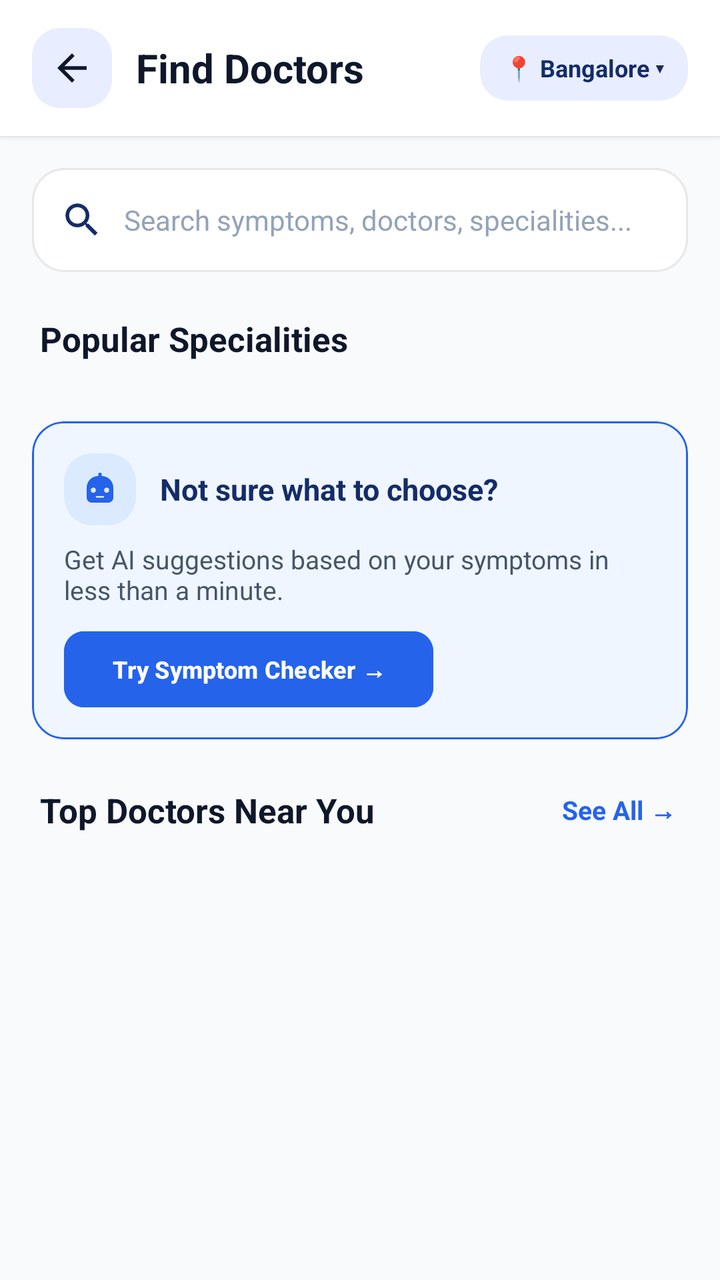
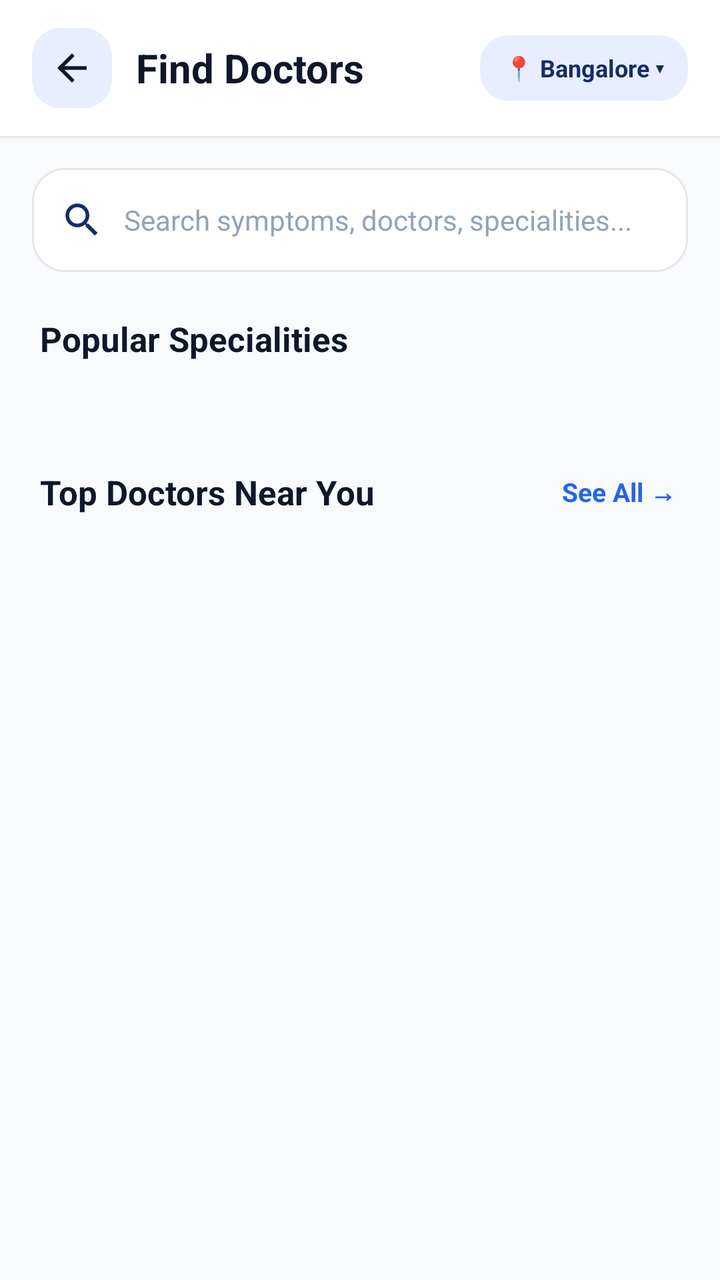

The first picture is an Android layout as it rendered before a commit; the second is the same layout after the commit. The layout source and the unified diff follow.
<!-- AndroidManifest.xml: application theme Theme.CareWell -->
<!-- res/layout/activity_find_doctors.xml -->
<?xml version="1.0" encoding="utf-8"?>
<ScrollView xmlns:android="http://schemas.android.com/apk/res/android"
    xmlns:app="http://schemas.android.com/apk/res-auto"
    android:layout_width="match_parent"
    android:layout_height="match_parent"
    android:background="@color/background_light"
    android:fillViewport="true">

    <LinearLayout
        android:layout_width="match_parent"
        android:layout_height="wrap_content"
        android:orientation="vertical"
        android:paddingBottom="32dp">

        
        <com.google.android.material.card.MaterialCardView
            android:layout_width="match_parent"
            android:layout_height="wrap_content"
            app:cardBackgroundColor="@color/surface_white"
            app:cardCornerRadius="0dp"
            app:cardElevation="2dp"
            app:strokeWidth="0dp">

            <RelativeLayout
                android:layout_width="match_parent"
                android:layout_height="wrap_content"
                android:paddingHorizontal="16dp"
                android:paddingVertical="14dp">

                <FrameLayout
                    android:id="@+id/fl_back_bg"
                    android:layout_width="40dp"
                    android:layout_height="40dp"
                    android:layout_alignParentStart="true"
                    android:layout_centerVertical="true"
                    android:background="@drawable/bg_squircle_icon">

                    <ImageView
                        android:id="@+id/iv_back"
                        android:layout_width="22dp"
                        android:layout_height="22dp"
                        android:layout_gravity="center"
                        android:contentDescription="Back"
                        android:src="@drawable/ic_back"
                        app:tint="@color/text_primary" />
                </FrameLayout>

                <TextView
                    android:id="@+id/tv_title"
                    android:layout_width="wrap_content"
                    android:layout_height="wrap_content"
                    android:layout_centerVertical="true"
                    android:layout_marginStart="12dp"
                    android:layout_toEndOf="@id/fl_back_bg"
                    android:text="Find Doctors"
                    android:textColor="@color/text_primary"
                    android:textSize="20sp"
                    android:textStyle="bold" />

                <TextView
                    android:id="@+id/tv_location_chip"
                    android:layout_width="wrap_content"
                    android:layout_height="wrap_content"
                    android:layout_alignParentEnd="true"
                    android:layout_centerVertical="true"
                    android:background="@drawable/bg_squircle_icon"
                    android:clickable="true"
                    android:focusable="true"
                    android:paddingHorizontal="12dp"
                    android:paddingVertical="8dp"
                    android:text="📍 Bangalore ▾"
                    android:textColor="@color/primary"
                    android:textSize="12sp"
                    android:textStyle="bold" />
            </RelativeLayout>
        </com.google.android.material.card.MaterialCardView>

        
        <LinearLayout
            android:layout_width="match_parent"
            android:layout_height="52dp"
            android:layout_marginHorizontal="16dp"
            android:layout_marginTop="16dp"
            android:background="@drawable/bg_search_field_elevated"
            android:gravity="center_vertical"
            android:orientation="horizontal"
            android:paddingHorizontal="14dp">

            <ImageView
                android:layout_width="22dp"
                android:layout_height="22dp"
                android:contentDescription="Search icon"
                android:src="@drawable/ic_search"
                app:tint="@color/primary" />

            <EditText
                android:id="@+id/et_search"
                android:layout_width="match_parent"
                android:layout_height="wrap_content"
                android:layout_marginStart="10dp"
                android:background="@null"
                android:hint="Search symptoms, doctors, specialities..."
                android:inputType="text"
                android:textColor="@color/text_primary"
                android:textColorHint="@color/text_muted"
                android:textSize="14sp" />
        </LinearLayout>

        
        <TextView
            android:layout_width="wrap_content"
            android:layout_height="wrap_content"
            android:layout_marginHorizontal="20dp"
            android:layout_marginTop="22dp"
            android:text="Popular Specialities"
            android:textColor="@color/text_primary"
            android:textSize="17sp"
            android:textStyle="bold" />

        
        <androidx.recyclerview.widget.RecyclerView
            android:id="@+id/rv_specialities"
            android:layout_width="match_parent"
            android:layout_height="wrap_content"
            android:layout_marginHorizontal="10dp"
            android:layout_marginTop="10dp"
            android:nestedScrollingEnabled="false" />

        
        <com.google.android.material.card.MaterialCardView
            android:id="@+id/card_ai_symptom"
            android:layout_width="match_parent"
            android:layout_height="wrap_content"
            android:layout_marginHorizontal="16dp"
            android:layout_marginTop="20dp"
            app:cardBackgroundColor="@color/bg_blue_light"
            app:cardCornerRadius="16dp"
            app:cardElevation="0dp"
            app:strokeColor="@color/secondary"
            app:strokeWidth="1dp">

            <LinearLayout
                android:layout_width="match_parent"
                android:layout_height="wrap_content"
                android:orientation="vertical"
                android:padding="16dp">

                <LinearLayout
                    android:layout_width="match_parent"
                    android:layout_height="wrap_content"
                    android:gravity="center_vertical"
                    android:orientation="horizontal">

                    <FrameLayout
                        android:layout_width="36dp"
                        android:layout_height="36dp"
                        android:background="@drawable/bg_squircle_icon"
                        android:backgroundTint="@color/secondary_light">

                        <ImageView
                            android:layout_width="20dp"
                            android:layout_height="20dp"
                            android:layout_gravity="center"
                            android:contentDescription="AI Robot icon"
                            android:src="@drawable/ic_robot"
                            app:tint="@color/secondary" />
                    </FrameLayout>

                    <TextView
                        android:layout_width="0dp"
                        android:layout_height="wrap_content"
                        android:layout_marginStart="12dp"
                        android:layout_weight="1"
                        android:text="Not sure what to choose?"
                        android:textColor="@color/primary"
                        android:textSize="15sp"
                        android:textStyle="bold" />
                </LinearLayout>

                <TextView
                    android:layout_width="wrap_content"
                    android:layout_height="wrap_content"
                    android:layout_marginTop="8dp"
                    android:text="Get AI suggestions based on your symptoms in less than a minute."
                    android:textColor="@color/text_secondary"
                    android:textSize="13sp" />

                <com.google.android.material.button.MaterialButton
                    android:id="@+id/btn_try_ai"
                    android:layout_width="wrap_content"
                    android:layout_height="38dp"
                    android:layout_marginTop="12dp"
                    android:backgroundTint="@color/secondary"
                    android:insetTop="0dp"
                    android:insetBottom="0dp"
                    android:text="Try Symptom Checker →"
                    android:textColor="@color/white"
                    android:textSize="12sp"
                    android:textStyle="bold"
                    app:cornerRadius="10dp" />
            </LinearLayout>
        </com.google.android.material.card.MaterialCardView>

        
        <RelativeLayout
            android:layout_width="match_parent"
            android:layout_height="wrap_content"
            android:layout_marginHorizontal="20dp"
            android:layout_marginTop="24dp">

            <TextView
                android:layout_width="wrap_content"
                android:layout_height="wrap_content"
                android:layout_alignParentStart="true"
                android:layout_centerVertical="true"
                android:text="Top Doctors Near You"
                android:textColor="@color/text_primary"
                android:textSize="17sp"
                android:textStyle="bold" />

            <TextView
                android:id="@+id/tv_see_all_doctors"
                android:layout_width="wrap_content"
                android:layout_height="wrap_content"
                android:layout_alignParentEnd="true"
                android:layout_centerVertical="true"
                android:background="?attr/selectableItemBackgroundBorderless"
                android:clickable="true"
                android:focusable="true"
                android:padding="2dp"
                android:text="See All →"
                android:textColor="@color/secondary"
                android:textSize="13sp"
                android:textStyle="bold" />
        </RelativeLayout>

        
        <androidx.recyclerview.widget.RecyclerView
            android:id="@+id/rv_top_doctors"
            android:layout_width="match_parent"
            android:layout_height="wrap_content"
            android:layout_marginTop="10dp"
            android:clipToPadding="false"
            android:paddingHorizontal="10dp" />

    </LinearLayout>

</ScrollView>
<!-- resources referenced by this layout -->
<resources>
  <color name="background_light">#F8FAFC</color>
  <color name="bg_blue_light">#EFF6FF</color>
  <color name="primary">#152C69</color>
  <color name="secondary">#2563EB</color>
  <color name="secondary_light">#DBEAFE</color>
  <color name="surface_white">#FFFFFF</color>
  <color name="text_muted">#94A3B8</color>
  <color name="text_primary">#0F172A</color>
  <color name="text_secondary">#475569</color>
  <color name="white">#FFFFFF</color>
  <!-- drawable bg_search_field_elevated (drawable) -->
  <?xml version="1.0" encoding="utf-8"?>
  <shape xmlns:android="http://schemas.android.com/apk/res/android"
      android:shape="rectangle">
      <solid android:color="#FFFFFF" />
      <corners android:radius="16dp" />
      <stroke
          android:width="1dp"
          android:color="#E5E7EB" />
  </shape>
  <!-- drawable bg_squircle_icon (drawable) -->
  <?xml version="1.0" encoding="utf-8"?>
  <shape xmlns:android="http://schemas.android.com/apk/res/android"
      android:shape="rectangle">
      <solid android:color="#E8EEFF" />
      <corners android:radius="14dp" />
  </shape>
  <!-- drawable ic_back (drawable) -->
  <vector xmlns:android="http://schemas.android.com/apk/res/android"
      android:width="24dp"
      android:height="24dp"
      android:viewportWidth="24"
      android:viewportHeight="24">
      <path
          android:fillColor="#FF000000"
          android:pathData="M20,11H7.83l5.59,-5.59L12,4l-8,8 8,8 1.41,-1.41L7.83,13H20v-2z"/>
  </vector>
  <!-- drawable ic_robot (drawable) -->
  <vector xmlns:android="http://schemas.android.com/apk/res/android"
      android:width="24dp"
      android:height="24dp"
      android:viewportWidth="24"
      android:viewportHeight="24">
      <path
          android:fillColor="#FF000000"
          android:pathData="M12,2a1,1 0,0 1,1 1v1a7,7 0,0 1,7 7v6a3,3 0,0 1,-3 3H7a3,3 0,0 1,-3 -3v-6a7,7 0,0 1,7 -7V3a1,1 0,0 1,1 -1zm-4,9a1.5,1.5 0,1 0,0 3,1.5 1.5,0 0 0,0 -3zm8,0a1.5,1.5 0,1 0,0 3,1.5 1.5,0 0 0,0 -3zm-6,5a0.5,0.5 0,0 0,0 1h4a0.5,0.5 0,0 0,0 -1H10z"/>
  </vector>
  <!-- drawable ic_search (drawable) -->
  <vector xmlns:android="http://schemas.android.com/apk/res/android"
      android:width="24dp"
      android:height="24dp"
      android:viewportWidth="24"
      android:viewportHeight="24">
      <path
          android:fillColor="#FF000000"
          android:pathData="M15.5,14h-0.79l-0.28,-0.27C15.41,12.59 16,11.11 16,9.5 16,5.91 13.09,3 9.5,3S3,5.91 3,9.5 5.91,16 9.5,16c1.61,0 3.09,-0.59 4.23,-1.57l0.27,0.28v0.79l5,4.99L20.49,19l-4.99,-5zm-6,0C7.01,14 5,11.99 5,9.5S7.01,5 9.5,5 14,7.01 14,9.5 11.99,14 9.5,14z"/>
  </vector>
  <style name="Theme.CareWell" parent="Base.Theme.CareWell" />
  <style name="Base.Theme.CareWell" parent="Theme.Material3.Light.NoActionBar">
          <item name="colorPrimary">@color/primary</item>
          <item name="colorPrimaryVariant">@color/primary_dark</item>
          <item name="colorOnPrimary">@color/white</item>
          <item name="colorSecondary">@color/secondary</item>
          <item name="colorSecondaryVariant">@color/secondary</item>
          <item name="colorOnSecondary">@color/white</item>
          <item name="android:statusBarColor">@color/white</item>
          <item name="android:windowLightStatusBar">true</item>
          <item name="android:windowBackground">@color/background_light</item>
          <item name="colorSecondaryContainer">@color/primary_light</item>
          <item name="colorOnSecondaryContainer">@color/primary</item>
          <item name="android:navigationBarColor">@color/white</item>
          <item name="android:windowLightNavigationBar" tools:targetApi="o_mr1">true</item>
      </style>
  <color name="primary_dark">#0D1D47</color>
  <color name="primary_light">#EBF1FF</color>
</resources>

<!-- the commit's change to res/layout/activity_find_doctors.xml (unified diff, before → after) -->
@@ -137,69 +137,7 @@
             app:cardCornerRadius="16dp"
             app:cardElevation="0dp"
             app:strokeColor="@color/secondary"
-            app:strokeWidth="1dp">
-
-            <LinearLayout
-                android:layout_width="match_parent"
-                android:layout_height="wrap_content"
-                android:orientation="vertical"
-                android:padding="16dp">
-
-                <LinearLayout
-                    android:layout_width="match_parent"
-                    android:layout_height="wrap_content"
-                    android:gravity="center_vertical"
-                    android:orientation="horizontal">
-
-                    <FrameLayout
-                        android:layout_width="36dp"
-                        android:layout_height="36dp"
-                        android:background="@drawable/bg_squircle_icon"
-                        android:backgroundTint="@color/secondary_light">
-
-                        <ImageView
-                            android:layout_width="20dp"
-                            android:layout_height="20dp"
-                            android:layout_gravity="center"
-                            android:contentDescription="AI Robot icon"
-                            android:src="@drawable/ic_robot"
-                            app:tint="@color/secondary" />
-                    </FrameLayout>
-
-                    <TextView
-                        android:layout_width="0dp"
-                        android:layout_height="wrap_content"
-                        android:layout_marginStart="12dp"
-                        android:layout_weight="1"
-                        android:text="Not sure what to choose?"
-                        android:textColor="@color/primary"
-                        android:textSize="15sp"
-                        android:textStyle="bold" />
-                </LinearLayout>
-
-                <TextView
-                    android:layout_width="wrap_content"
-                    android:layout_height="wrap_content"
-                    android:layout_marginTop="8dp"
-                    android:text="Get AI suggestions based on your symptoms in less than a minute."
-                    android:textColor="@color/text_secondary"
-                    android:textSize="13sp" />
-
-                <com.google.android.material.button.MaterialButton
-                    android:id="@+id/btn_try_ai"
-                    android:layout_width="wrap_content"
-                    android:layout_height="38dp"
-                    android:layout_marginTop="12dp"
-                    android:backgroundTint="@color/secondary"
-                    android:insetTop="0dp"
-                    android:insetBottom="0dp"
-                    android:text="Try Symptom Checker →"
-                    android:textColor="@color/white"
-                    android:textSize="12sp"
-                    android:textStyle="bold"
-                    app:cornerRadius="10dp" />
-            </LinearLayout>
-        </com.google.android.material.card.MaterialCardView>
+            app:strokeWidth="1dp"/>
 
         
         <RelativeLayout
<!-- resource entries referenced after the edit -->
@@ -4,11 +4,9 @@
   <color name="bg_blue_light">#EFF6FF</color>
   <color name="primary">#152C69</color>
   <color name="secondary">#2563EB</color>
-  <color name="secondary_light">#DBEAFE</color>
   <color name="surface_white">#FFFFFF</color>
   <color name="text_muted">#94A3B8</color>
   <color name="text_primary">#0F172A</color>
-  <color name="text_secondary">#475569</color>
   <color name="white">#FFFFFF</color>
   <!-- drawable bg_search_field_elevated (drawable) -->
   <?xml version="1.0" encoding="utf-8"?>
@@ -36,16 +34,6 @@
       <path
           android:fillColor="#FF000000"
           android:pathData="M20,11H7.83l5.59,-5.59L12,4l-8,8 8,8 1.41,-1.41L7.83,13H20v-2z"/>
-  </vector>
-  <!-- drawable ic_robot (drawable) -->
-  <vector xmlns:android="http://schemas.android.com/apk/res/android"
-      android:width="24dp"
-      android:height="24dp"
-      android:viewportWidth="24"
-      android:viewportHeight="24">
-      <path
-          android:fillColor="#FF000000"
-          android:pathData="M12,2a1,1 0,0 1,1 1v1a7,7 0,0 1,7 7v6a3,3 0,0 1,-3 3H7a3,3 0,0 1,-3 -3v-6a7,7 0,0 1,7 -7V3a1,1 0,0 1,1 -1zm-4,9a1.5,1.5 0,1 0,0 3,1.5 1.5,0 0 0,0 -3zm8,0a1.5,1.5 0,1 0,0 3,1.5 1.5,0 0 0,0 -3zm-6,5a0.5,0.5 0,0 0,0 1h4a0.5,0.5 0,0 0,0 -1H10z"/>
   </vector>
   <!-- drawable ic_search (drawable) -->
   <vector xmlns:android="http://schemas.android.com/apk/res/android"
